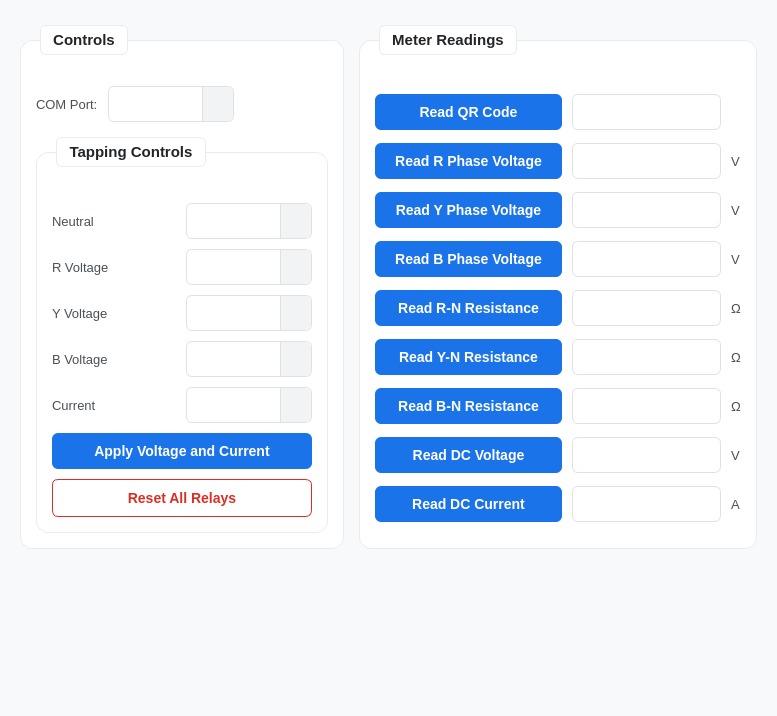
Qt form new_ui/forms/debug.ui (SuryaPrasathB/Comminent-PCB-Tester) before a commit.
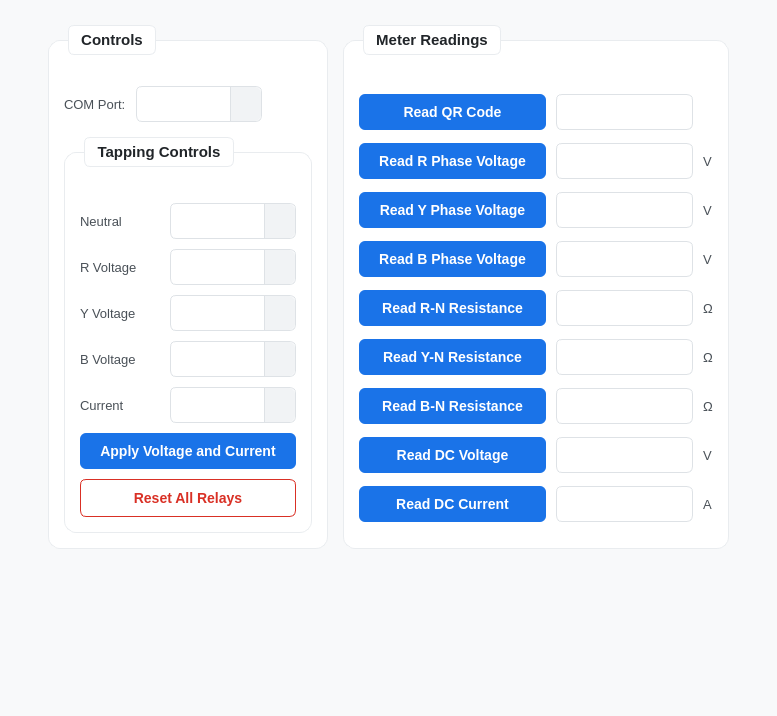
The same form after that commit.

Commit message:
Center Debug View and remove QR button icon
- Added horizontal spacers to `new_ui/forms/debug.ui` to center the main content groups and prevent stretching.
- Removed the search icon from the 'Read QR Code' button in `new_ui/debug.py`

Diff of the .ui file:
```diff
--- a/new_ui/forms/debug.ui
+++ b/new_ui/forms/debug.ui
@@ -165,6 +165,19 @@
      <property name="spacing">
       <number>15</number>
      </property>
+     <item>
+      <spacer name="horizontalSpacer_Left">
+       <property name="orientation">
+        <enum>Qt::Horizontal</enum>
+       </property>
+       <property name="sizeHint" stdset="0">
+        <size>
+         <width>40</width>
+         <height>20</height>
+        </size>
+       </property>
+      </spacer>
+     </item>
      <item>
       <widget class="QGroupBox" name="groupBox_Controls">
        <property name="title">
@@ -487,6 +500,19 @@
        </layout>
       </widget>
      </item>
+     <item>
+      <spacer name="horizontalSpacer_Right">
+       <property name="orientation">
+        <enum>Qt::Horizontal</enum>
+       </property>
+       <property name="sizeHint" stdset="0">
+        <size>
+         <width>40</width>
+         <height>20</height>
+        </size>
+       </property>
+      </spacer>
+     </item>
     </layout>
    </item>
    <item>
```
The commit also changes 1 other file.
